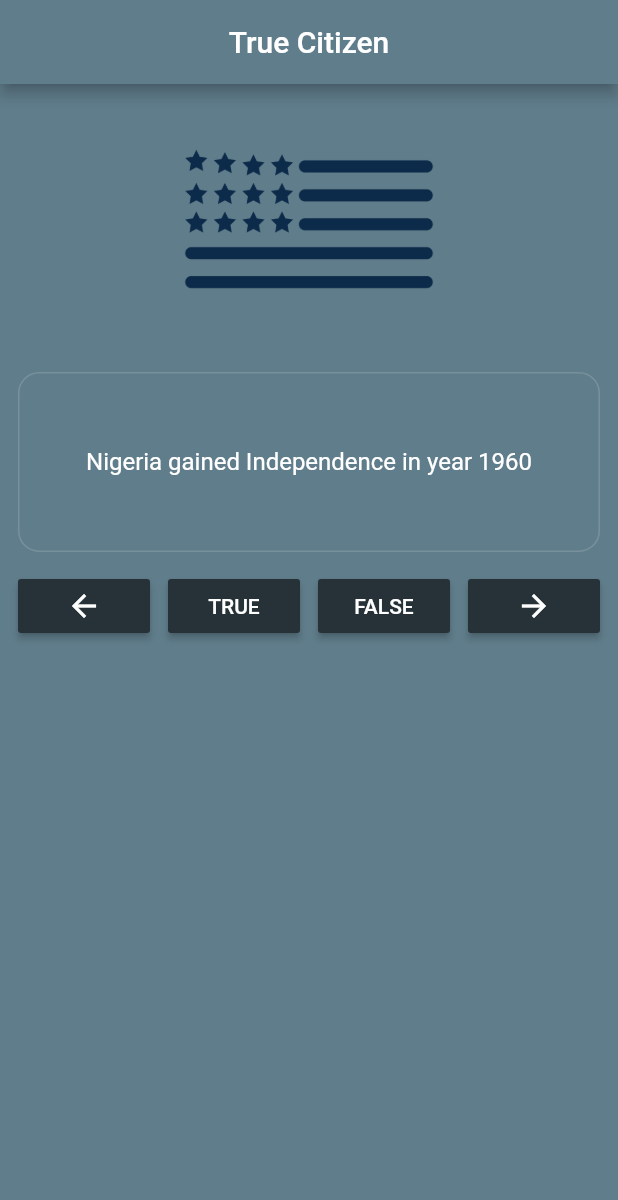
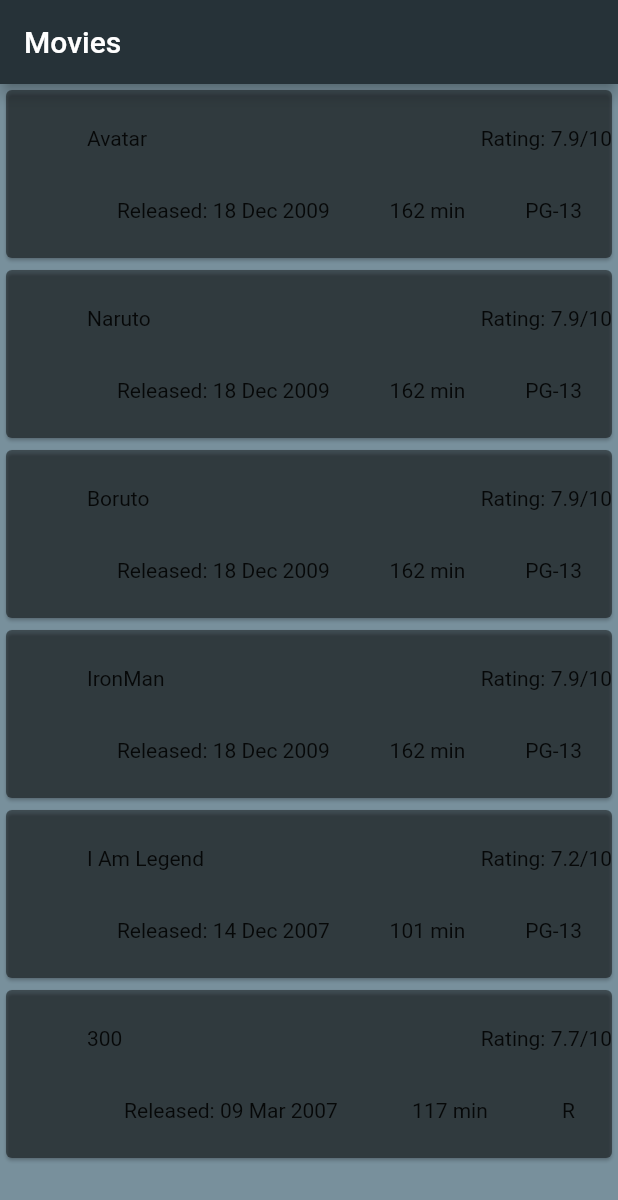
Before and after one commit to YhomiAce/combo_app, a Flutter app: the screen it shows after launch, on a phone screen of 412 x 824 dp. Shown: the top 1200 px of the screen. Run offline on Flutter 3.47's test engine with Material 2 defaults, Android fonts, the phone set to English and light mode, and no system bars.

Commit message:
add movie class

```diff
--- a/lib/main.dart
+++ b/lib/main.dart
@@ -6,8 +6,9 @@
 import './ui/wisdom.dart';
 import './ui/tip_calculator.dart';
 import './ui/quiz.dart';
+import './ui/movie.dart';
 
 // void main() => runApp(Home());
 void main() => runApp(new MaterialApp(
-      home: QuizApp(),
-    ));
+      home: MovieListView(),
+));
--- /dev/null
+++ b/lib/model/movies.dart
@@ -0,0 +1,209 @@
+class Movie {
+  static List<Movie> getMovies() => [
+        Movie(
+            "Avatar",
+            "2009",
+            "PG-13",
+            "18 Dec 2009",
+            "162 min",
+            "Action, Adventure, Fantasy",
+            "James Cameron",
+            "James Cameron",
+            "Sam Worthington, Zoe Saldana, Sigourney Weaver, Stephen Lang",
+            "A paraplegic marine dispatched to the moon Pandora on a unique mission becomes torn between following his orders and protecting the world he feels is his home.",
+            "English, Spanish",
+            "USA, UK",
+            "Won 3 Oscars. Another 80 wins & 121 nominations.",
+            "http://ia.media-imdb.com/images/M/MV5BMTYwOTEwNjAzMl5BMl5BanBnXkFtZTcwODc5MTUwMw@@._V1_SX300.jpg",
+            "83",
+            "7.9",
+            "890,617",
+            "tt0499549",
+            "movie",
+            "True", [
+          "https://images-na.ssl-images-amazon.com/images/M/MV5BMjEyOTYyMzUxNl5BMl5BanBnXkFtZTcwNTg0MTUzNA@@._V1_SX1500_CR0,0,1500,999_AL_.jpg",
+          "https://images-na.ssl-images-amazon.com/images/M/MV5BNzM2MDk3MTcyMV5BMl5BanBnXkFtZTcwNjg0MTUzNA@@._V1_SX1777_CR0,0,1777,999_AL_.jpg",
+          "https://images-na.ssl-images-amazon.com/images/M/MV5BMTY2ODQ3NjMyMl5BMl5BanBnXkFtZTcwODg0MTUzNA@@._V1_SX1777_CR0,0,1777,999_AL_.jpg",
+          "https://images-na.ssl-images-amazon.com/images/M/MV5BMTMxOTEwNDcxN15BMl5BanBnXkFtZTcwOTg0MTUzNA@@._V1_SX1777_CR0,0,1777,999_AL_.jpg",
+          "https://images-na.ssl-images-amazon.com/images/M/MV5BMTYxMDg1Nzk1MV5BMl5BanBnXkFtZTcwMDk0MTUzNA@@._V1_SX1500_CR0,0,1500,999_AL_.jpg"
+        ]),
+        Movie(
+            "Naruto",
+            "2009",
+            "PG-13",
+            "18 Dec 2009",
+            "162 min",
+            "Action, Adventure, Fantasy",
+            "James Cameron",
+            "James Cameron",
+            "Sam Worthington, Zoe Saldana, Sigourney Weaver, Stephen Lang",
+            "A paraplegic marine dispatched to the moon Pandora on a unique mission becomes torn between following his orders and protecting the world he feels is his home.",
+            "English, Spanish",
+            "USA, UK",
+            "Won 3 Oscars. Another 80 wins & 121 nominations.",
+            "http://ia.media-imdb.com/images/M/MV5BMTYwOTEwNjAzMl5BMl5BanBnXkFtZTcwODc5MTUwMw@@._V1_SX300.jpg",
+            "83",
+            "7.9",
+            "890,617",
+            "tt0499549",
+            "movie",
+            "True", [
+          "https://images-na.ssl-images-amazon.com/images/M/MV5BMjEyOTYyMzUxNl5BMl5BanBnXkFtZTcwNTg0MTUzNA@@._V1_SX1500_CR0,0,1500,999_AL_.jpg",
+          "https://images-na.ssl-images-amazon.com/images/M/MV5BNzM2MDk3MTcyMV5BMl5BanBnXkFtZTcwNjg0MTUzNA@@._V1_SX1777_CR0,0,1777,999_AL_.jpg",
+          "https://images-na.ssl-images-amazon.com/images/M/MV5BMTY2ODQ3NjMyMl5BMl5BanBnXkFtZTcwODg0MTUzNA@@._V1_SX1777_CR0,0,1777,999_AL_.jpg",
+          "https://images-na.ssl-images-amazon.com/images/M/MV5BMTMxOTEwNDcxN15BMl5BanBnXkFtZTcwOTg0MTUzNA@@._V1_SX1777_CR0,0,1777,999_AL_.jpg",
+          "https://images-na.ssl-images-amazon.com/images/M/MV5BMTYxMDg1Nzk1MV5BMl5BanBnXkFtZTcwMDk0MTUzNA@@._V1_SX1500_CR0,0,1500,999_AL_.jpg"
+        ]),
+        Movie(
+            "Boruto",
+            "2009",
+            "PG-13",
+            "18 Dec 2009",
+            "162 min",
+            "Action, Adventure, Fantasy",
+            "James Cameron",
+            "James Cameron",
+            "Sam Worthington, Zoe Saldana, Sigourney Weaver, Stephen Lang",
+            "A paraplegic marine dispatched to the moon Pandora on a unique mission becomes torn between following his orders and protecting the world he feels is his home.",
+            "English, Spanish",
+            "USA, UK",
+            "Won 3 Oscars. Another 80 wins & 121 nominations.",
+            "http://ia.media-imdb.com/images/M/MV5BMTYwOTEwNjAzMl5BMl5BanBnXkFtZTcwODc5MTUwMw@@._V1_SX300.jpg",
+            "83",
+            "7.9",
+            "890,617",
+            "tt0499549",
+            "movie",
+            "True", [
+          "https://images-na.ssl-images-amazon.com/images/M/MV5BMjEyOTYyMzUxNl5BMl5BanBnXkFtZTcwNTg0MTUzNA@@._V1_SX1500_CR0,0,1500,999_AL_.jpg",
+          "https://images-na.ssl-images-amazon.com/images/M/MV5BNzM2MDk3MTcyMV5BMl5BanBnXkFtZTcwNjg0MTUzNA@@._V1_SX1777_CR0,0,1777,999_AL_.jpg",
+          "https://images-na.ssl-images-amazon.com/images/M/MV5BMTY2ODQ3NjMyMl5BMl5BanBnXkFtZTcwODg0MTUzNA@@._V1_SX1777_CR0,0,1777,999_AL_.jpg",
+          "https://images-na.ssl-images-amazon.com/images/M/MV5BMTMxOTEwNDcxN15BMl5BanBnXkFtZTcwOTg0MTUzNA@@._V1_SX1777_CR0,0,1777,999_AL_.jpg",
+          "https://images-na.ssl-images-amazon.com/images/M/MV5BMTYxMDg1Nzk1MV5BMl5BanBnXkFtZTcwMDk0MTUzNA@@._V1_SX1500_CR0,0,1500,999_AL_.jpg"
+        ]),
+        Movie(
+            "IronMan",
+            "2009",
+            "PG-13",
+            "18 Dec 2009",
+            "162 min",
+            "Action, Adventure, Fantasy",
+            "James Cameron",
+            "James Cameron",
+            "Sam Worthington, Zoe Saldana, Sigourney Weaver, Stephen Lang",
+            "A paraplegic marine dispatched to the moon Pandora on a unique mission becomes torn between following his orders and protecting the world he feels is his home.",
+            "English, Spanish",
+            "USA, UK",
+            "Won 3 Oscars. Another 80 wins & 121 nominations.",
+            "http://ia.media-imdb.com/images/M/MV5BMTYwOTEwNjAzMl5BMl5BanBnXkFtZTcwODc5MTUwMw@@._V1_SX300.jpg",
+            "83",
+            "7.9",
+            "890,617",
+            "tt0499549",
+            "movie",
+            "True", [
+          "https://images-na.ssl-images-amazon.com/images/M/MV5BMjEyOTYyMzUxNl5BMl5BanBnXkFtZTcwNTg0MTUzNA@@._V1_SX1500_CR0,0,1500,999_AL_.jpg",
+          "https://images-na.ssl-images-amazon.com/images/M/MV5BNzM2MDk3MTcyMV5BMl5BanBnXkFtZTcwNjg0MTUzNA@@._V1_SX1777_CR0,0,1777,999_AL_.jpg",
+          "https://images-na.ssl-images-amazon.com/images/M/MV5BMTY2ODQ3NjMyMl5BMl5BanBnXkFtZTcwODg0MTUzNA@@._V1_SX1777_CR0,0,1777,999_AL_.jpg",
+          "https://images-na.ssl-images-amazon.com/images/M/MV5BMTMxOTEwNDcxN15BMl5BanBnXkFtZTcwOTg0MTUzNA@@._V1_SX1777_CR0,0,1777,999_AL_.jpg",
+          "https://images-na.ssl-images-amazon.com/images/M/MV5BMTYxMDg1Nzk1MV5BMl5BanBnXkFtZTcwMDk0MTUzNA@@._V1_SX1500_CR0,0,1500,999_AL_.jpg"
+        ]),
+        Movie(
+            "I Am Legend",
+            "2007",
+            "PG-13",
+            "14 Dec 2007",
+            "101 min",
+            "Drama, Horror, Sci-Fi",
+            "Francis Lawrence",
+            "Mark Protosevich (screenplay), Akiva Goldsman (screenplay), Richard Matheson (novel), John William Corrington, Joyce Hooper Corrington",
+            "Will Smith, Alice Braga, Charlie Tahan, Salli Richardson-Whitfield",
+            "Years after a plague kills most of humanity and transforms the rest into monsters, the sole survivor in New York City struggles valiantly to find a cure.",
+            "English",
+            "USA",
+            "9 wins & 21 nominations.",
+            "http://ia.media-imdb.com/images/M/MV5BMTU4NzMyNDk1OV5BMl5BanBnXkFtZTcwOTEwMzU1MQ@@._V1_SX300.jpg",
+            "65",
+            "7.2",
+            "533,874",
+            "tt0480249",
+            "movie",
+            "True", [
+          "https://images-na.ssl-images-amazon.com/images/M/MV5BMTI0NTI4NjE3NV5BMl5BanBnXkFtZTYwMDA0Nzc4._V1_.jpg",
+          "https://images-na.ssl-images-amazon.com/images/M/MV5BMTIwMDg2MDU4M15BMl5BanBnXkFtZTYwMTA0Nzc4._V1_.jpg",
+          "https://images-na.ssl-images-amazon.com/images/M/MV5BMTc5MDM1OTU5OV5BMl5BanBnXkFtZTYwMjA0Nzc4._V1_.jpg",
+          "https://images-na.ssl-images-amazon.com/images/M/MV5BMTA0MTI2NjMzMzFeQTJeQWpwZ15BbWU2MDMwNDc3OA@@._V1_.jpg"
+        ]),
+        Movie(
+            "300",
+            "2006",
+            "R",
+            "09 Mar 2007",
+            "117 min",
+            "Action, Drama, Fantasy",
+            "Zack Snyder",
+            "Zack Snyder (screenplay), Kurt Johnstad (screenplay), Michael Gordon (screenplay), Frank Miller (graphic novel), Lynn Varley (graphic novel)",
+            "Gerard Butler, Lena Headey, Dominic West, David Wenham",
+            "King Leonidas of Sparta and a force of 300 men fight the Persians at Thermopylae in 480 B.C.",
+            "English",
+            "USA",
+            "16 wins & 42 nominations.",
+            "http://ia.media-imdb.com/images/M/MV5BMjAzNTkzNjcxNl5BMl5BanBnXkFtZTYwNDA4NjE3._V1_SX300.jpg",
+            "52",
+            "7.7",
+            "611,046",
+            "tt0416449",
+            "movie",
+            "True", [
+          "https://images-na.ssl-images-amazon.com/images/M/MV5BMTMwNTg5MzMwMV5BMl5BanBnXkFtZTcwMzA2NTIyMw@@._V1_SX1777_CR0,0,1777,937_AL_.jpg",
+          "https://images-na.ssl-images-amazon.com/images/M/MV5BMTQwNTgyNTMzNF5BMl5BanBnXkFtZTcwNDA2NTIyMw@@._V1_SX1777_CR0,0,1777,935_AL_.jpg",
+          "https://images-na.ssl-images-amazon.com/images/M/MV5BMTc0MjQzOTEwMV5BMl5BanBnXkFtZTcwMzE2NTIyMw@@._V1_SX1777_CR0,0,1777,947_AL_.jpg"
+        ]),
+      ];
+
+  String title;
+  String year;
+  String rated;
+  String released;
+  String runtime;
+  String genre;
+  String director;
+  String writer;
+  String actors;
+  String plot;
+  String languageString;
+  String countryString;
+  String awards;
+  String poster;
+  String metascore;
+  String imdbRating;
+  String imdbVotes;
+  String imdbID;
+  String type;
+  String response;
+  List<String> images;
+
+  Movie(
+    this.title,
+    this.year,
+    this.rated,
+    this.released,
+    this.runtime,
+    this.genre,
+    this.director,
+    this.writer,
+    this.actors,
+    this.plot,
+    this.languageString,
+    this.countryString,
+    this.awards,
+    this.poster,
+    this.metascore,
+    this.imdbRating,
+    this.imdbVotes,
+    this.imdbID,
+    this.type,
+    this.response,
+    this.images,
+  );
+}
--- /dev/null
+++ b/lib/ui/movie.dart
@@ -0,0 +1,156 @@
+import 'package:flutter/material.dart';
+
+import '../model/movies.dart';
+
+class MovieListView extends StatefulWidget {
+  @override
+  _MovieListState createState() => _MovieListState();
+}
+
+class _MovieListState extends State<MovieListView> {
+  final List<Movie> movieList = Movie.getMovies();
+
+  final List movies = [
+    "Arrow",
+    "The Flash",
+    "Spiderman",
+    "Superman",
+    "Batman",
+    "Avengers",
+    "Ironman",
+    "Warcraft",
+    "Blackwidow",
+    "One Piece",
+    "Naruto",
+    "Hunter X Hunter",
+    "Fairy Tail",
+    "Boruto",
+    "Black Clover",
+    "Invincible",
+    "Shangchi",
+    "Silicon Valley",
+    "Hitman",
+    "Red Notice",
+    "Hawkeye",
+    "World Trigger",
+    "Vikings"
+  ];
+
+  @override
+  Widget build(BuildContext context) {
+    return Scaffold(
+      appBar: AppBar(
+        title: Text("Movies"),
+        backgroundColor: Colors.blueGrey.shade900,
+      ),
+      backgroundColor: Colors.blueGrey.shade400,
+      body: ListView.builder(
+          itemCount: movieList.length,
+          itemBuilder: (BuildContext context, int index) {
+            return movieCard(movieList[index], context);
+            //  Card(
+            //   color: Colors.white,
+            //   elevation: 4.2,
+            //   child: ListTile(
+            //     leading: CircleAvatar(
+            //       child: Container(
+            //         width: 200,
+            //         height: 200,
+            //         decoration: BoxDecoration(
+            //           image: DecorationImage(
+            //             image: NetworkImage(movieList[index].images[0]),
+            //             fit: BoxFit.cover,
+            //           ),
+            //           // color: Colors.blue,
+            //           borderRadius: BorderRadius.circular(14),
+            //         ),
+            //         child: null,
+            //       ),
+            //     ),
+            //     trailing: Text("..."),
+            //     //onTap: () => print("Movie Name: ${movies[index]}"),
+            //     onTap: () {
+            //       Navigator.push(
+            //         context,
+            //         MaterialPageRoute(
+            //             builder: (context) => MovieDetail(
+            //                 movieList[index].title, movieList[index])),
+            //       );
+            //     },
+            //     title: Text(movieList[index].title),
+            //     subtitle: Text(movieList[index].rated),
+            //   ),
+            // );
+          }),
+    );
+  }
+
+  Widget movieCard(Movie movie, BuildContext context) {
+    return InkWell(
+      child: Container(
+        width: MediaQuery.of(context).size.width,
+        height: 120.0,
+        child: Card(
+          color: Colors.black45,
+          child: Padding(
+            padding: const EdgeInsets.only(top: 8.0, bottom: 8.0, left: 54.0),
+            child: Column(
+              mainAxisAlignment: MainAxisAlignment.spaceAround,
+              crossAxisAlignment: CrossAxisAlignment.start,
+              children: [
+                Row(
+                  mainAxisAlignment: MainAxisAlignment.spaceBetween,
+                  children: [
+                    Text(movie.title),
+                    Text("Rating: ${movie.imdbRating}/10"),
+                  ],
+                ),
+                Row(
+                  mainAxisAlignment: MainAxisAlignment.spaceAround,
+                  children: [
+                    Text("Released: ${movie.released}"),
+                    Text(movie.runtime),
+                    Text(movie.rated)
+                  ],
+                ),
+              ],
+            ),
+          ),
+        ),
+      ),
+      onTap: () {
+        Navigator.push(
+            context,
+            MaterialPageRoute(
+                builder: (context) => MovieDetail(movie.title, movie)));
+      },
+    );
+  }
+}
+
+class MovieDetail extends StatelessWidget {
+  final String movieName;
+  final Movie movie;
+
+  MovieDetail(this.movieName, this.movie);
+
+  @override
+  Widget build(BuildContext context) {
+    return Scaffold(
+      appBar: AppBar(
+        title: Text("Movie Name: $movieName"),
+        backgroundColor: Colors.blueGrey.shade900,
+      ),
+      body: Center(
+        child: Container(
+          child: RaisedButton(
+            child: Text("Go Back ${this.movie.plot}"),
+            onPressed: () {
+              Navigator.pop(context);
+            },
+          ),
+        ),
+      ),
+    );
+  }
+}
```
